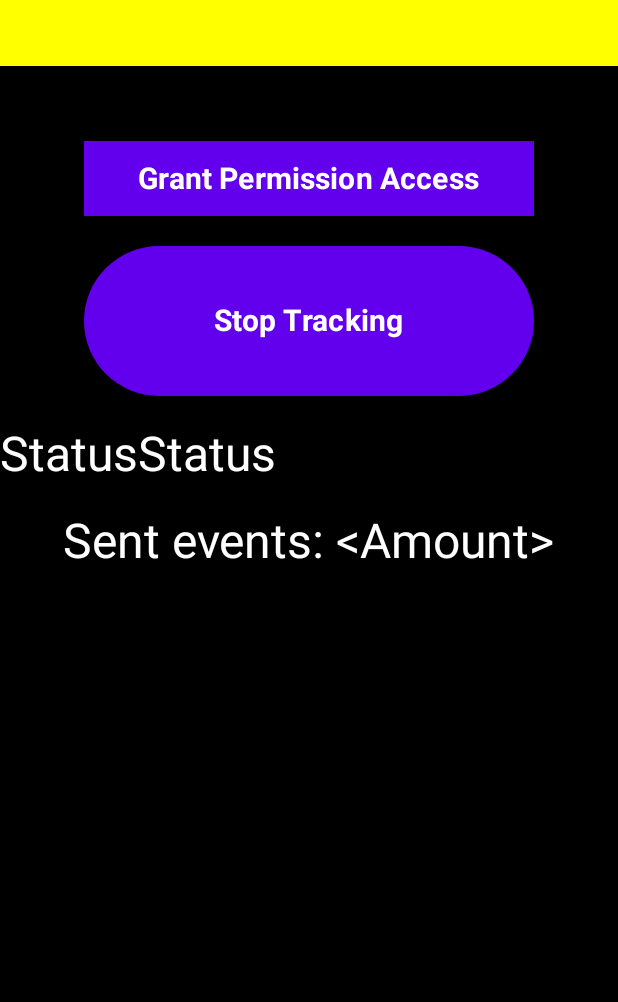
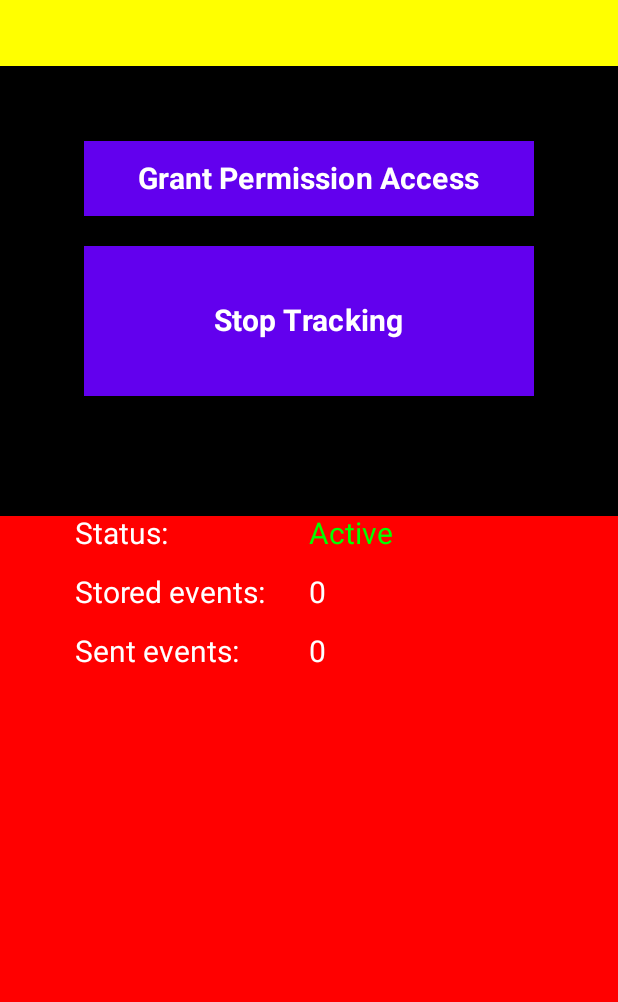
Before and after one commit to Eniark/Personal-Telemetry, an Android app built with Jetpack Compose: the screen it shows after launch (Main), after a tap on "Start Tracking", on a phone screen of 412 x 824 dp, the part 234-1236 px from its top. Run offline under Robolectric (Android 15) with nearby library versions, the light colour scheme and no system bars.

Commit message:
Renamed function to check permissions. Restructured the UI. Added a section for the app's current status

```diff
--- a/android_app/app/src/main/AndroidManifest.xml
+++ b/android_app/app/src/main/AndroidManifest.xml
@@ -4,7 +4,7 @@
 
     <uses-permission
         android:name="android.permission.PACKAGE_USAGE_STATS"
-        tools:ignore="ProtectedPermissions" />
+            tools:ignore="ProtectedPermissions" />
     <uses-permission android:name="android.permission.INTERNET" />
 
     <application
--- a/android_app/app/src/main/java/com/example/personaltelemetry/app/api/Worker.kt
+++ b/android_app/app/src/main/java/com/example/personaltelemetry/app/api/Worker.kt
@@ -36,7 +36,7 @@ class MyWorker(appContext: Context, params: WorkerParameters) : CoroutineWorker(
 }
 
 
-fun hasUsageAccessPermission(context: Context): Boolean {
+fun checkAccessPermission(context: Context): Boolean {
     val appOps = context.getSystemService(Context.APP_OPS_SERVICE) as AppOpsManager
 
     val mode = appOps.checkOpNoThrow(
--- a/android_app/app/src/main/java/com/example/personaltelemetry/app/ui/Typography.kt
+++ b/android_app/app/src/main/java/com/example/personaltelemetry/app/ui/Typography.kt
@@ -16,7 +16,7 @@ val AppTypography = Typography(
         color = Color.White
     ),
     bodySmall = TextStyle(
-        fontSize = 14.sp,
+        fontSize = 20.sp,
         color = Color.White
     )
 )
--- a/android_app/app/src/main/java/com/example/personaltelemetry/app/ui/ui.kt
+++ b/android_app/app/src/main/java/com/example/personaltelemetry/app/ui/ui.kt
@@ -1,23 +1,28 @@
 package com.example.personaltelemetry.app.ui
 
+import android.R
 import android.app.usage.UsageStatsManager
 import android.content.Context
 import android.content.Intent
 import android.provider.Settings
+import android.util.Log
 import androidx.compose.foundation.background
 import androidx.compose.foundation.layout.Arrangement
 import androidx.compose.foundation.layout.Column
 import androidx.compose.foundation.layout.Row
+import androidx.compose.foundation.layout.Spacer
 import androidx.compose.foundation.layout.fillMaxSize
 import androidx.compose.foundation.layout.fillMaxWidth
 import androidx.compose.foundation.layout.height
 import androidx.compose.foundation.layout.padding
 import androidx.compose.foundation.layout.width
+import androidx.compose.foundation.layout.widthIn
 import androidx.compose.material3.Button
 import androidx.compose.material3.ExperimentalMaterial3Api
 import androidx.compose.material3.MaterialTheme
 import androidx.compose.material3.Text
 import androidx.compose.runtime.Composable
+import androidx.compose.runtime.DisposableEffect
 import androidx.compose.runtime.getValue
 import androidx.compose.runtime.mutableStateOf
 import androidx.compose.runtime.remember
@@ -31,12 +36,15 @@ import androidx.compose.ui.platform.LocalContext
 import androidx.compose.ui.text.font.FontWeight
 import androidx.compose.ui.unit.dp
 import androidx.compose.ui.unit.sp
+import androidx.lifecycle.Lifecycle
+import androidx.lifecycle.LifecycleEventObserver
+import androidx.lifecycle.compose.LocalLifecycleOwner
 import androidx.work.PeriodicWorkRequestBuilder
 import androidx.work.WorkManager
 import com.example.personaltelemetry.app.api.ActivityEvent
 import com.example.personaltelemetry.app.api.MyWorker
 import com.example.personaltelemetry.app.api.TelemetryRepository
-import com.example.personaltelemetry.app.api.hasUsageAccessPermission
+import com.example.personaltelemetry.app.api.checkAccessPermission
 import kotlinx.coroutines.launch
 import java.security.Permission
 import java.util.concurrent.TimeUnit
@@ -53,14 +61,62 @@ fun AppTheme(content: @Composable () -> Unit) {
 @OptIn(ExperimentalMaterial3Api::class)
 @Composable
 fun TelemetryApp() {
+    var running by remember { mutableStateOf(false) } // "by remember" - allows the UI to automatically react to the state of a variable
+    val context = LocalContext.current
+    val lifecycleOwner = LocalLifecycleOwner.current
 
+    var hasAccessPermission by remember { // Allws the UI to track this variable and adjust itself
+        mutableStateOf(checkAccessPermission(context))
+    }
+
+    DisposableEffect(lifecycleOwner) { // Tracks when app becomes active again
+        val observer = LifecycleEventObserver { _, event ->
+            if (event == Lifecycle.Event.ON_RESUME) {
+                hasAccessPermission = checkAccessPermission(context)
+            }
+        }
+
+        lifecycleOwner.lifecycle.addObserver(observer)
+
+        onDispose {
+            lifecycleOwner.lifecycle.removeObserver(observer)
+        }
+    }
+
+    val statusText: String
+    val statusColor: Color
+
+    when {
+        !hasAccessPermission -> {
+            statusText = "Permissions Required"
+            statusColor = Color.Yellow
+            running = false
+        }
+        !running -> {
+            statusText = "Inactive"
+            statusColor = Color.Red
+            running = false
+        }
+        else -> {
+            statusText = "Active"
+            statusColor = Color.Green
+            running = true
+        }
+    }
     Column( // Vertical layout of child elements
         modifier = Modifier
             .fillMaxSize()
-            .height(300.dp)
+            .background(Color.Red)
+//            .height(300.dp)
     ) {
         HeaderSection()
-        BodySection()
+        BodySection(running) {
+            if (hasAccessPermission) {
+                running = it
+            }
+        }
+        StatusSection(statusText, statusColor)
+
     }
 }
 
@@ -87,12 +143,16 @@ fun HeaderSection() {
 }
 
 @Composable
-fun BodySection() {
-    var running by remember { mutableStateOf(false) } // "by remember" - allows the UI to react to the state of a variable
+fun BodySection(running: Boolean, onRunningChange: (Boolean) -> Unit) {
+
     Column(
         modifier = Modifier
-            .fillMaxSize()
-            .background(Color.Black),
+            .fillMaxWidth()
+            .height(300.dp)
+            .background(Color.Black)
+            .padding(50.dp, 50.dp, 50.dp, 0.dp),
+
+
 
         verticalArrangement = Arrangement.spacedBy(20.dp),
         horizontalAlignment = Alignment.CenterHorizontally
@@ -100,13 +160,9 @@ fun BodySection() {
     ) {
         PermissionAccessButton()
         StartTrackingButton(running) {
-            running = it
+            onRunningChange(it)
         }
-        statusRow()
-        Text(
-            text = "Sent events: <Amount>",
-            style = MaterialTheme.typography.bodyLarge,
-        )
+
 
     }
 
@@ -122,20 +178,51 @@ fun startTracking(context: Context) {
 }
 
 @Composable
-fun statusRow() {
-    val context = LocalContext.current
+fun StatusSection(
+    statusText: String,
+    statusColor: Color
+) {
+    var numberOfSentEvents = 0
+    var numberOfStoredEvents = 0
 
-    Row (
+    Column(
         modifier = Modifier
+            .padding(horizontal = 50.dp)
             .fillMaxWidth()
     ) {
+
+        TableRow("Status:", statusText, statusColor)
+        Spacer(modifier = Modifier.height(16.dp))
+
+        TableRow("Stored events:", numberOfStoredEvents.toString())
+        Spacer(modifier = Modifier.height(16.dp))
+
+        TableRow("Sent events:", numberOfSentEvents.toString())
+    }
+}
+
+@Composable
+fun TableRow(
+    label: String,
+    value: String,
+    valueColor: Color = Color.Unspecified
+) {
+    Row(
+        modifier = Modifier.fillMaxWidth(),
+        verticalAlignment = Alignment.CenterVertically
+    ) {
+
         Text(
-            text = "Status",
-            style = MaterialTheme.typography.bodyLarge,
+            text = label,
+            modifier = Modifier.weight(1f),
+            style = MaterialTheme.typography.bodySmall
         )
+
         Text(
-            text = if (hasUsageAccessPermission(context)) "Status" else "test",
-            style = MaterialTheme.typography.bodyLarge,
+            text = value,
+            modifier = Modifier.weight(1f),
+            style = MaterialTheme.typography.bodySmall,
+            color = valueColor
         )
     }
 }
@@ -143,6 +230,12 @@ fun statusRow() {
 fun StartTrackingButton(running: Boolean, onToggle: (Boolean) -> Unit) {
     val context = LocalContext.current
 
+    val scope = rememberCoroutineScope()
+    Button(
+        onClick = {
+            onToggle(!running);
+
+            if (running) {
                 val usageStatsManager =
                     context.getSystemService(Context.USAGE_STATS_SERVICE) as UsageStatsManager
 
@@ -155,12 +248,6 @@ fun StartTrackingButton(running: Boolean, onToggle: (Boolean) -> Unit) {
                     endTime
                 )
 
-    val scope = rememberCoroutineScope()
-
-
-    Button(
-        onClick = {
-            onToggle(!running);
                 val recentApp = stats
                     .maxByOrNull { it.lastTimeUsed }
 
@@ -173,10 +260,11 @@ fun StartTrackingButton(running: Boolean, onToggle: (Boolean) -> Unit) {
                     TelemetryRepository().sendEvent(event)
                 }
 //            startTracking(context)
-
+            }
 
 
         },
+        shape = RectangleShape,
         modifier = Modifier
             .height(100.dp)
             .width(300.dp)
@@ -202,9 +290,6 @@ fun PermissionAccessButton() {
         },
         shape = RectangleShape,
         modifier = Modifier
-            .padding(
-                top = 50.dp
-            )
             .height(50.dp)
             .width(300.dp)
     ) {
```
Lines whose indentation alone changed are shown as unchanged.
